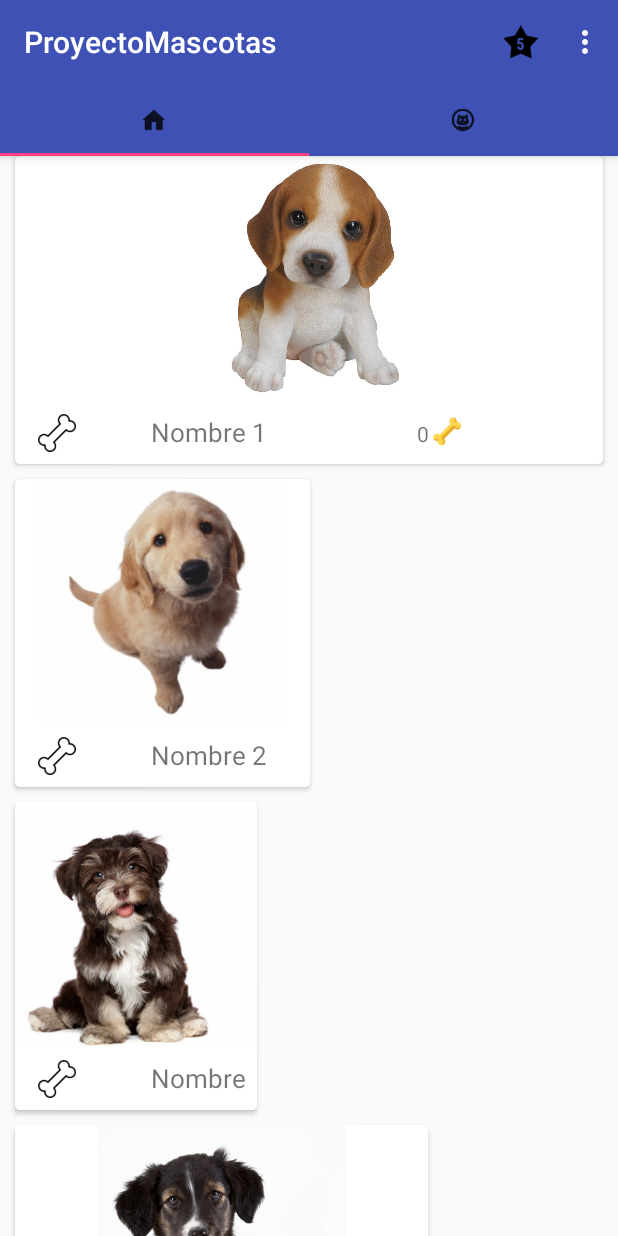
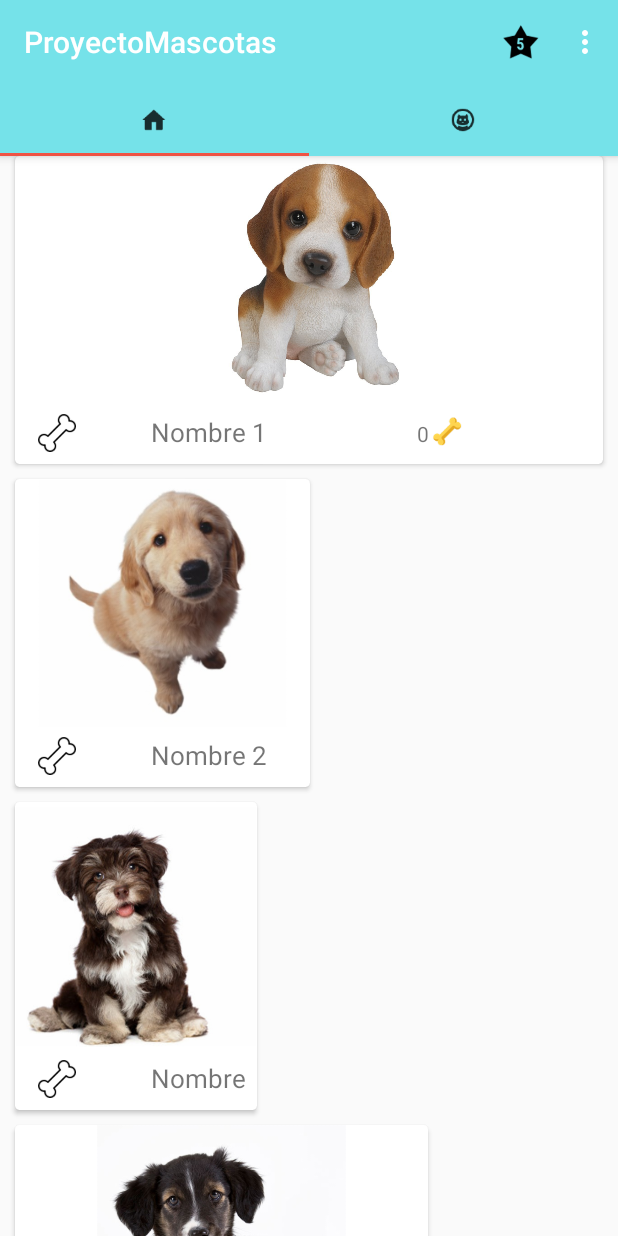
Before and after one commit to galaxcom/ProyectoSemana5C3, an Android app: the screen it shows after launch (MainActivity), on a phone screen of 412 x 824 dp. Run offline under Robolectric (Android 15) with nearby library versions, the phone set to English and light mode, and no system bars; libraries missing offline, so code that uses them is left out: javax.mail, javax.mail.search.

Commit message:
Tarea Material Design

```diff
--- a/app/src/main/res/values/colors.xml
+++ b/app/src/main/res/values/colors.xml
@@ -1,7 +1,7 @@
 <?xml version="1.0" encoding="utf-8"?>
 <resources>
-    <color name="colorPrimary">#3F51B5</color>
-    <color name="colorPrimaryDark">#303F9F</color>
-    <color name="colorAccent">#FF4081</color>
+    <color name="colorPrimary">#75E2E9</color>
+    <color name="colorPrimaryDark">#4D3E42</color>
+    <color name="colorAccent">#ef5344</color>
     <color name="colorNegro">#000000</color>
 </resources>
```
